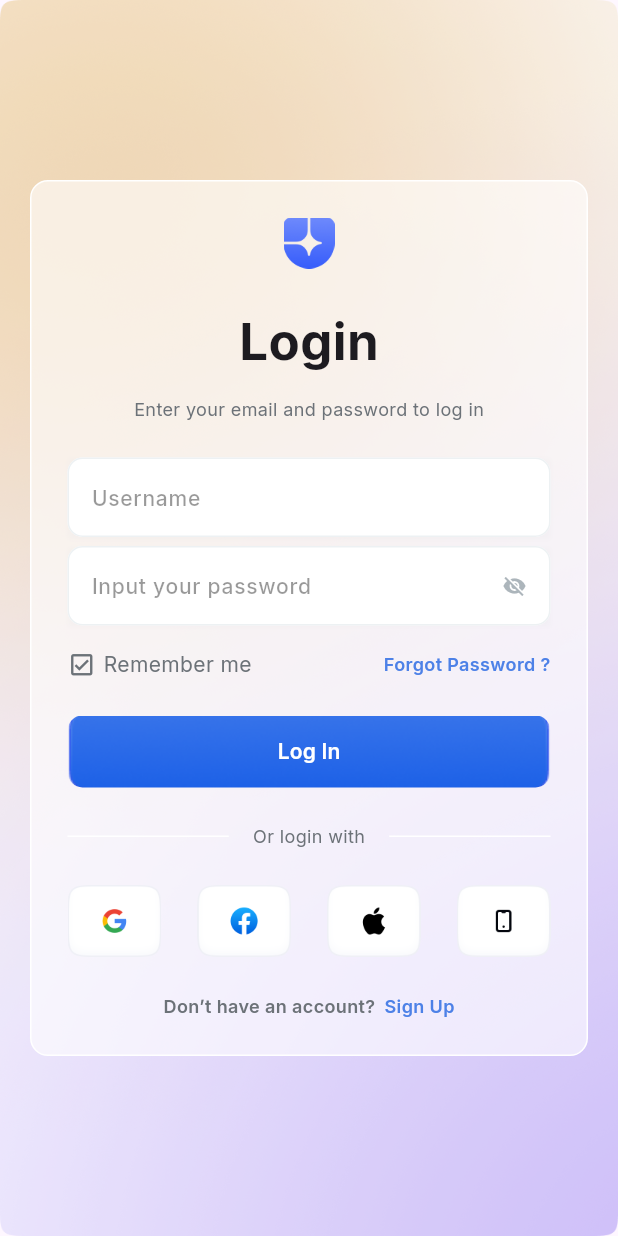
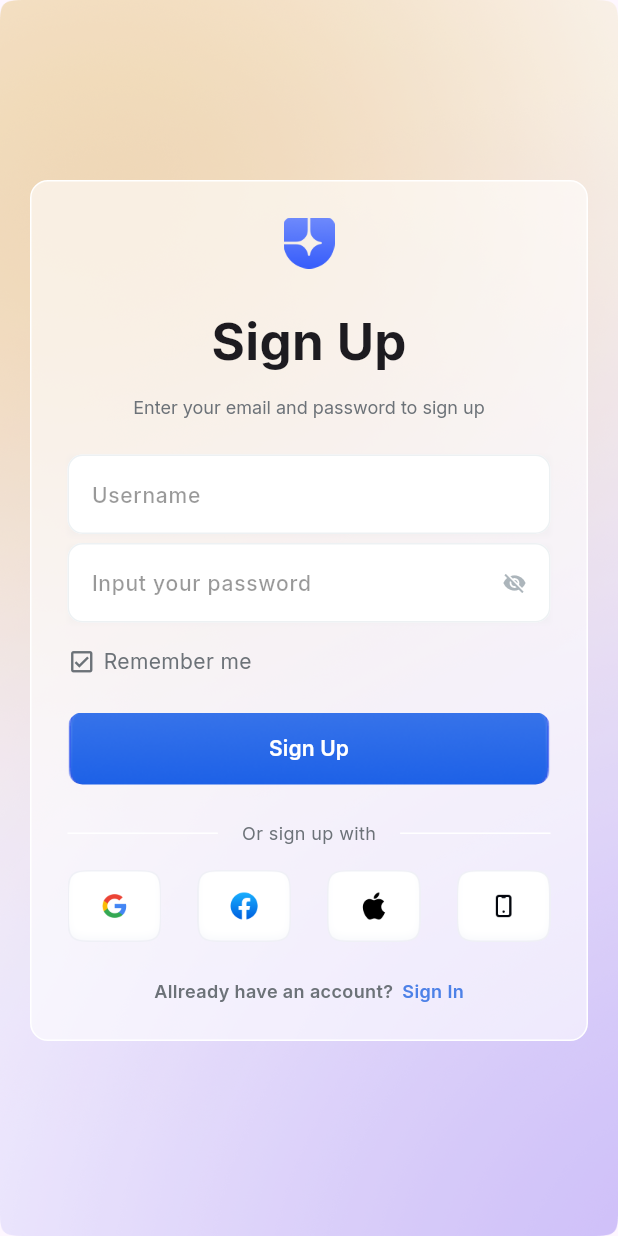
Before and after one commit to minipingu/ppkd_ju_android_dev_dede, a Flutter app: the screen it shows after launch, after a tap on "Sign Up", on a phone screen of 412 x 824 dp. Run offline on Flutter 3.47's test engine with Material 3 defaults, Android fonts, the phone set to English and light mode, and no system bars; our stand-ins replace go_router, google_fonts, shared_preferences, sqflite; missing offline and left inert: android_alarm_manager_plus, flutter_full_screen_intent; accounts and stored records are empty.

Commit message:
sign up screen

```diff
--- a/lib/tugas11/views/login.dart
+++ b/lib/tugas11/views/login.dart
@@ -10,6 +10,7 @@ class LoginScreen extends StatefulWidget {
 }
 
 class _LoginScreenState extends State<LoginScreen> {
+  bool _isSignUp = false;
   //state
   bool wantToSeePassword = false;
   bool rememberMe = false;
@@ -61,17 +62,24 @@ class _LoginScreenState extends State<LoginScreen> {
                           spacing: 12,
                           children: [
                             Text(
-                              'Login',
+                              _isSignUp ? 'Sign Up' : 'Login',
                               style: GoogleFonts.inter(
                                 fontWeight: .w700,
                                 fontSize: 34,
                               ),
                             ),
-                            Text(
-                              'Enter your email and password to log in',
+                            RichText(
+                              text: TextSpan(
+                                text: 'Enter your email and password to ',
+                                children: [
+                                  TextSpan(
+                                    text: _isSignUp ? 'sign up' : 'log in',
+                                  ),
+                                ],
                                 style: GoogleFonts.inter(
                                   fontSize: 12,
                                   color: Color(0xFF6C7278),
+                                ),
                               ),
                             ),
                           ],
@@ -203,6 +211,7 @@ class _LoginScreenState extends State<LoginScreen> {
                                     color: Color(0xFF6C7278),
                                   ),
                                 ),
+
                                 Text(
                                   'Remember me',
                                   style: GoogleFonts.inter(
@@ -210,6 +219,7 @@ class _LoginScreenState extends State<LoginScreen> {
                                   ),
                                 ),
                                 Expanded(child: Container()),
+                                if (!_isSignUp)
                                   InkWell(
                                     onTap: () {},
                                     child: Text(
@@ -250,7 +260,7 @@ class _LoginScreenState extends State<LoginScreen> {
                               ),
                               onPressed: () {},
                               child: Text(
-                                'Log In',
+                                _isSignUp ? 'Sign Up' : 'Log In',
                                 style: GoogleFonts.inter(
                                   color: Color(0xFFFFFFFF),
                                   fontSize: 14,
@@ -260,40 +270,60 @@ class _LoginScreenState extends State<LoginScreen> {
                             ),
                           ),
                         ),
+                        Column(
+                          spacing: 16,
+                          children: [
                             Row(
                               spacing: 16,
                               children: [
-                            Expanded(child: Divider(color: Color(0xFFFFFFFF))),
+                                Expanded(
+                                  child: Divider(color: Color(0xFFFFFFFF)),
+                                ),
                                 Text(
-                              'Or login with',
+                                  !_isSignUp
+                                      ? 'Or login with'
+                                      : 'Or sign up with',
                                   style: GoogleFonts.inter(
                                     color: Color(0xFF6C7278),
                                     fontSize: 12,
                                     fontWeight: regular,
                                   ),
                                 ),
-                            Expanded(child: Divider(color: Color(0xFFFFFFFF))),
+                                Expanded(
+                                  child: Divider(color: Color(0xFFFFFFFF)),
+                                ),
                               ],
                             ),
                             Row(
                               mainAxisAlignment: .spaceBetween,
                               children: [
                                 //reusable massss....
-                            AnotherLogin(path: 'assets/icons/login_google.png'),
+                                AnotherLogin(
+                                  path: 'assets/icons/login_google.png',
+                                ),
                                 AnotherLogin(
                                   path: 'assets/icons/login_facebook.png',
                                 ),
-                            AnotherLogin(path: 'assets/icons/login_apple.png'),
-                            AnotherLogin(path: 'assets/icons/login_phone.png'),
+                                AnotherLogin(
+                                  path: 'assets/icons/login_apple.png',
+                                ),
+                                AnotherLogin(
+                                  path: 'assets/icons/login_phone.png',
+                                ),
                               ],
                             ),
+                          ],
+                        ),
+
                         Center(
                           child: Row(
                             spacing: 6,
                             children: [
                               Expanded(child: Container()),
                               Text(
-                                'Don’t have an account?',
+                                _isSignUp
+                                    ? 'Allready have an account?'
+                                    : 'Don’t have an account?',
                                 style: GoogleFonts.inter(
                                   color: Color(0xFF6C7278),
                                   fontWeight: semiBold,
@@ -301,9 +331,13 @@ class _LoginScreenState extends State<LoginScreen> {
                                 ),
                               ),
                               InkWell(
-                                onTap: () {},
+                                onTap: () {
+                                  setState(() {
+                                    _isSignUp = !_isSignUp;
+                                  });
+                                },
                                 child: Text(
-                                  'Sign Up',
+                                  _isSignUp ? 'Sign In' : 'Sign Up',
                                   style: GoogleFonts.inter(
                                     color: Color(0xFF4D81E7),
                                     fontWeight: semiBold,
```
Lines whose indentation alone changed are shown as unchanged.
